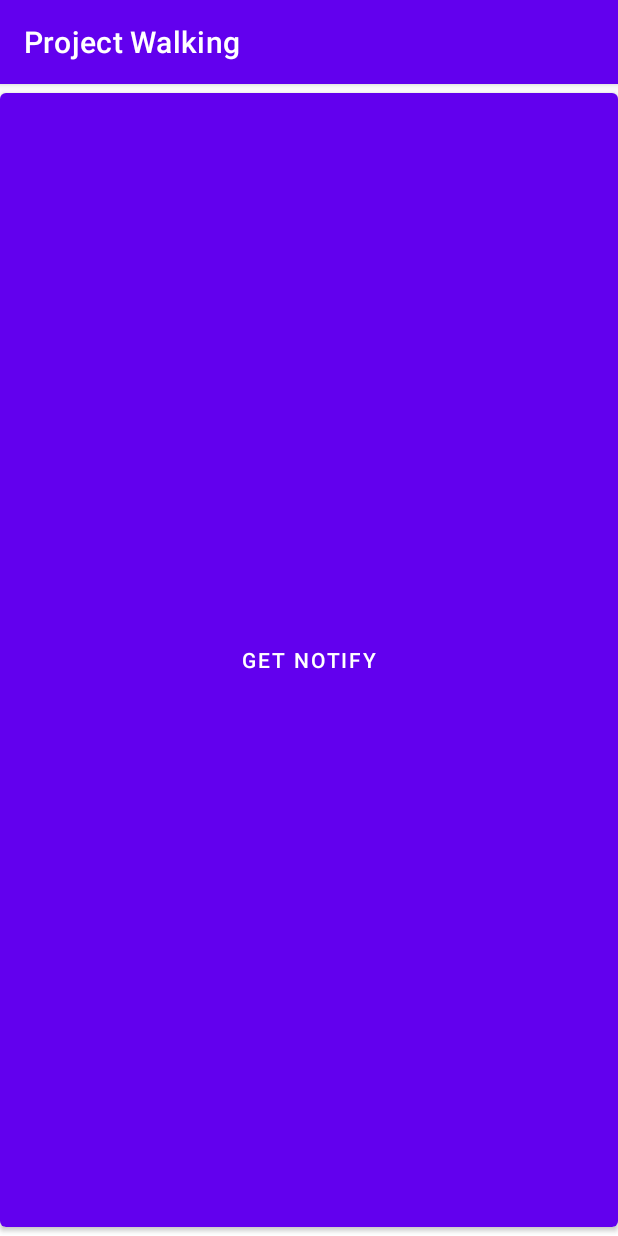
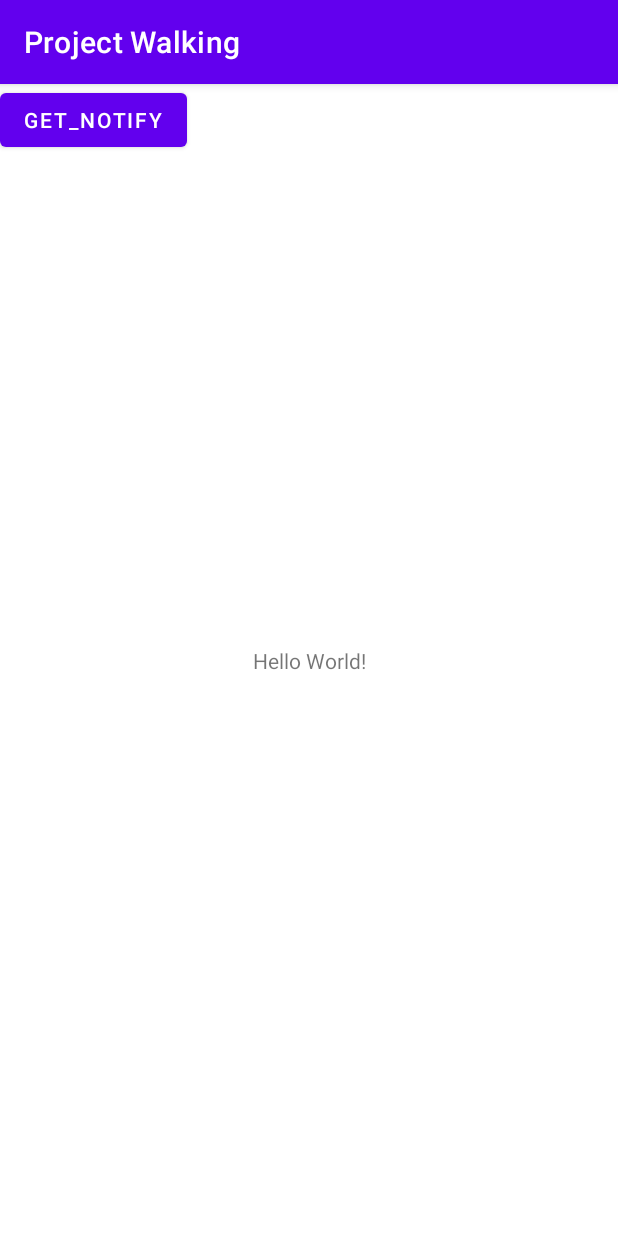
Before and after one commit to valeria9090/Team-Apricot, an Android app: the screen it shows after launch (MainActivity), on a phone screen of 412 x 824 dp. Run offline under Robolectric (Android 15) with nearby library versions, the phone set to English and light mode, and no system bars.

Commit message:
Update activity_main.xml
added xml for the button

```diff
--- a/Project Walking/Source code/app/src/main/res/layout/activity_main.xml
+++ b/Project Walking/Source code/app/src/main/res/layout/activity_main.xml
@@ -6,10 +6,25 @@
     android:layout_height="match_parent"
     tools:context=".MainActivity">
 
+    <TextView
+        android:id="@+id/helloWorld"
+        android:layout_width="wrap_content"
+        android:layout_height="wrap_content"
+        android:text="Hello World!"
+        app:layout_constraintBottom_toBottomOf="parent"
+        app:layout_constraintLeft_toLeftOf="parent"
+        app:layout_constraintRight_toRightOf="parent"
+        app:layout_constraintTop_toTopOf="parent" />
+
+
     <Button
-        android:layout_width="match_parent"
-        android:layout_height="match_parent"
         android:id="@+id/notify_button"
-        android:text="Get Notify"/>
+        android:layout_width="wrap_content"
+        android:layout_height="wrap_content"
+        android:text="get_notify"
+        tools:ignore="MissingConstraints"
+        tools:layout_editor_absoluteX="270dp"
+        tools:layout_editor_absoluteY="511dp" />
+
 
 </androidx.constraintlayout.widget.ConstraintLayout>
```
